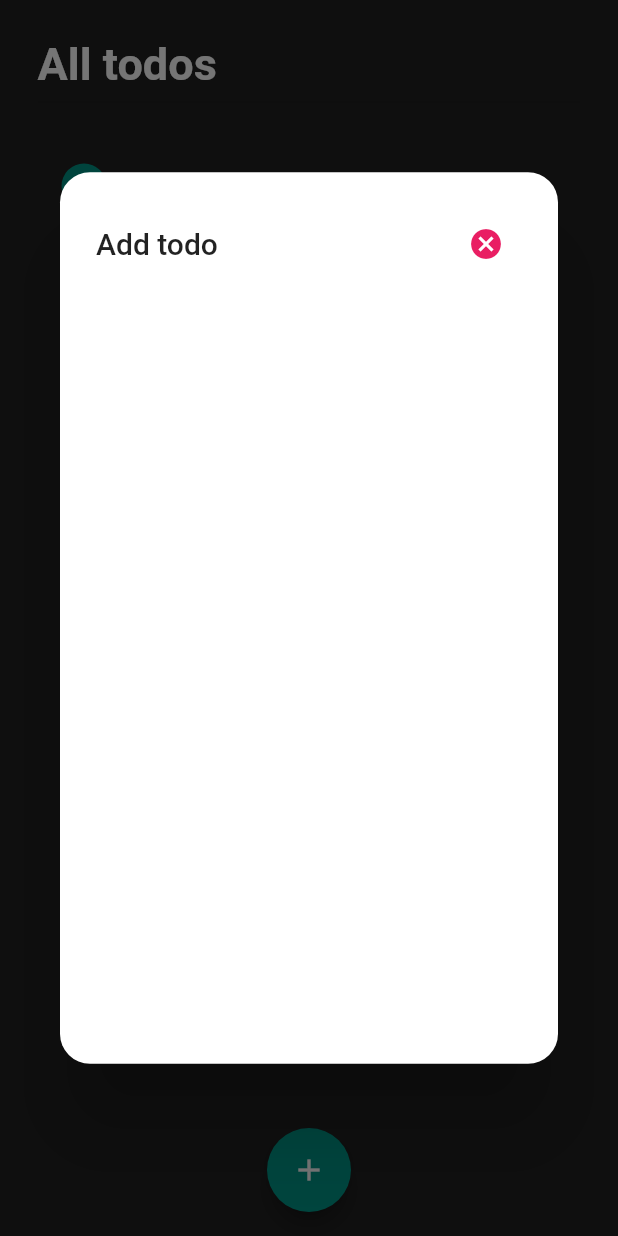
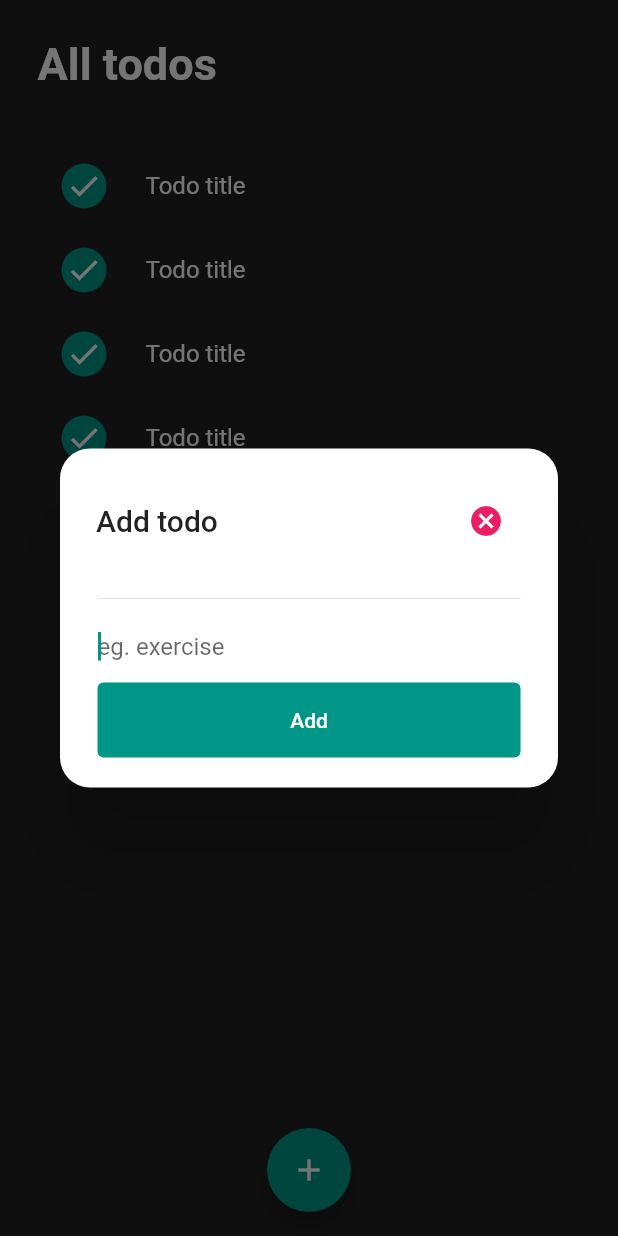
Before and after one commit to kangsudal/todoapp_2021, a Flutter app: the screen it shows after launch, after a tap on the "add" icon, on a phone screen of 412 x 824 dp. Run offline on Flutter 3.47's test engine with Material 2 defaults, Android fonts, the light colour scheme and no system bars.

Commit message:
Todo Add: TextFormField 만들기

```diff
--- a/lib/todo_list.dart
+++ b/lib/todo_list.dart
@@ -59,6 +59,10 @@ class TodoList extends StatelessWidget {
               context: context,
               builder: (BuildContext builder) {
                 return SimpleDialog(
+                  contentPadding: EdgeInsets.symmetric(
+                    horizontal: 25,
+                    vertical: 20,
+                  ), //입력창 가장자리간격
                   shape: RoundedRectangleBorder(
                     borderRadius: BorderRadius.circular(20),
                   ),
@@ -77,10 +81,33 @@ class TodoList extends StatelessWidget {
                     ],
                   ),
                   children: [
-                    Container(
-                      width: MediaQuery.of(context).size.width*0.8,
-                      height: MediaQuery.of(context).size.height*0.6,
-                    )
+                    Divider(),
+                    TextFormField(
+                      style: TextStyle(),
+                      autofocus: true,
+                      decoration: InputDecoration(
+                        hintText: "eg. exercise",
+                        // hintStyel: TextStyle(color: Colors.white70),
+                        border: InputBorder.none,
+                      ),
+                    ),
+                    SizedBox(
+                      width: MediaQuery.of(context).size.width * 0.8,
+                      height: 50, //MediaQuery.of(context).size.height * 0.6,
+                      child: TextButton(
+                        onPressed: () {},
+                        child: Text(
+                          "Add",
+                          style: TextStyle(
+                            color: Colors.white,
+                          ),
+                        ),
+                        style: TextButton.styleFrom(
+                          backgroundColor: Theme.of(context).primaryColor,
+                          // textStyle: TextStyle(color:Colors.white,),
+                        ),
+                      ),
+                    ),
                   ],
                 );
               });
```
